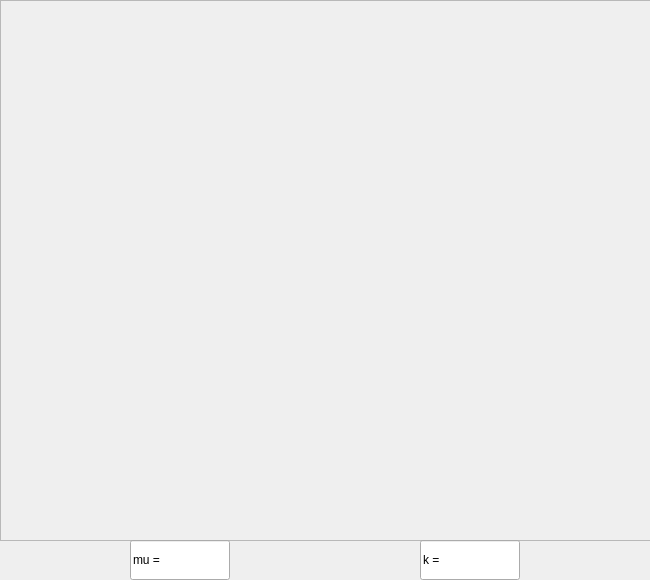
First picture: the form in fiberfit/fiberfitPop.ui, repository NTMatBoiseState/FiberFit, before the edit.
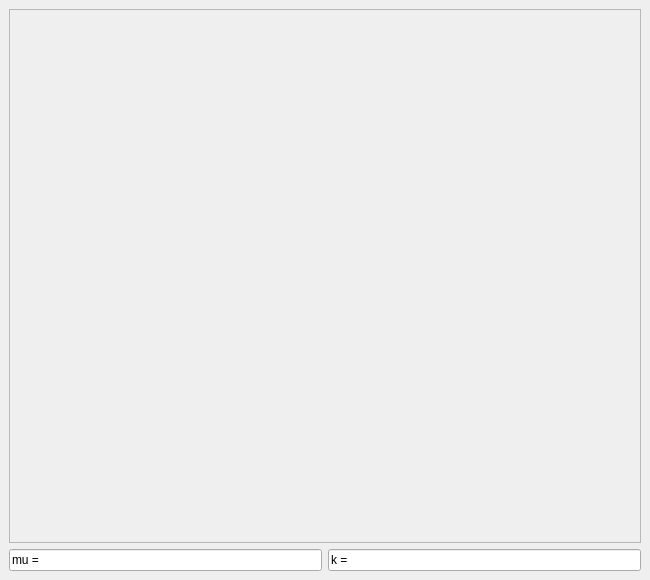
Second picture: the form after the edit.

Patch:
```diff
--- a/fiberfit/fiberfitPop.ui
+++ b/fiberfit/fiberfitPop.ui
@@ -17,15 +17,9 @@
    <number>0</number>
   </property>
   <widget class="QWidget" name="fiberfit_pop">
+   <layout class="QGridLayout" name="gridLayout">
+    <item row="0" column="0" colspan="2">
    <widget class="QFrame" name="figure_frame">
-    <property name="geometry">
-     <rect>
-      <x>0</x>
-      <y>0</y>
-      <width>661</width>
-      <height>541</height>
-     </rect>
-    </property>
     <property name="frameShape">
      <enum>QFrame::StyledPanel</enum>
     </property>
@@ -33,32 +27,22 @@
      <enum>QFrame::Raised</enum>
     </property>
    </widget>
+    </item>
+    <item row="1" column="0">
    <widget class="QLineEdit" name="mu_field">
-    <property name="geometry">
-     <rect>
-      <x>130</x>
-      <y>540</y>
-      <width>100</width>
-      <height>40</height>
-     </rect>
-    </property>
     <property name="text">
      <string>mu =</string>
     </property>
    </widget>
+    </item>
+    <item row="1" column="1">
    <widget class="QLineEdit" name="k_field">
-    <property name="geometry">
-     <rect>
-      <x>420</x>
-      <y>540</y>
-      <width>100</width>
-      <height>40</height>
-     </rect>
-    </property>
     <property name="text">
      <string>k =</string>
     </property>
    </widget>
+    </item>
+   </layout>
   </widget>
   <widget class="QWidget" name="page"/>
  </widget>
```
Lines whose indentation alone changed are shown as unchanged.
